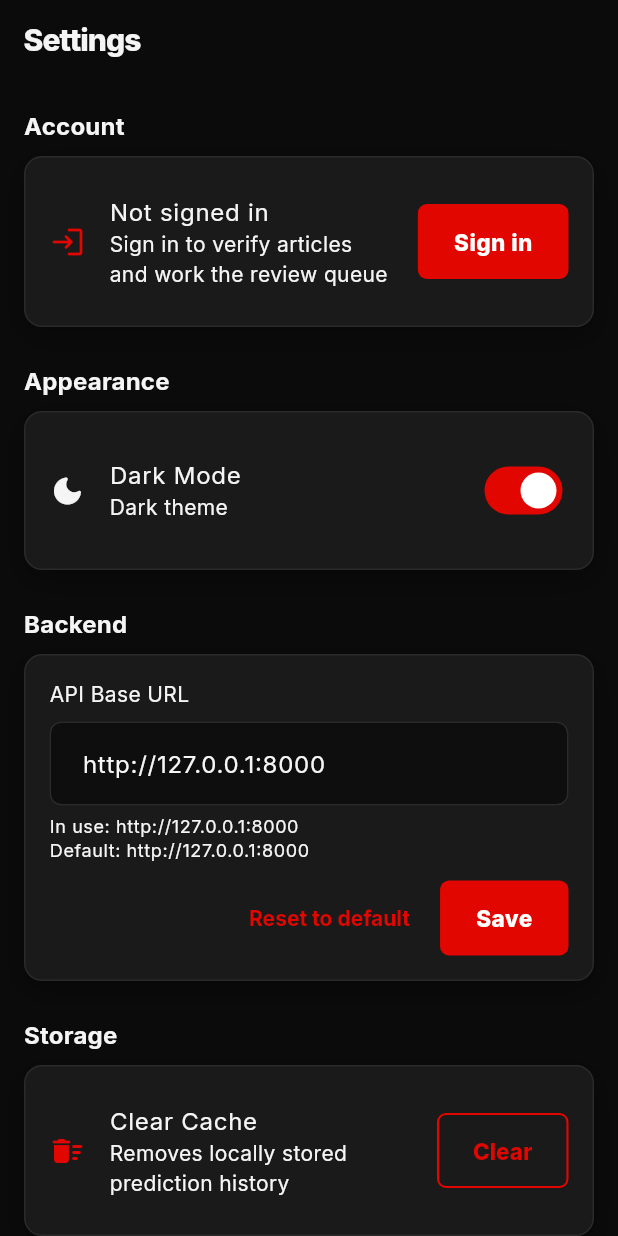
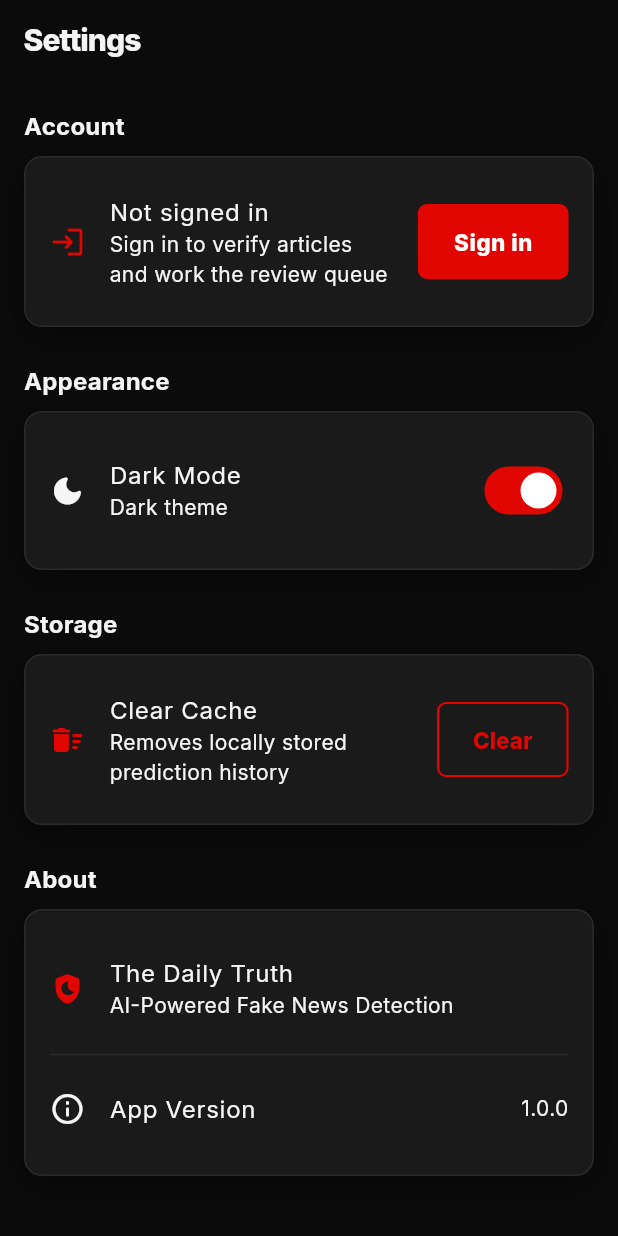
Before and after one commit to solasas/The-DailyTruth-App, a Flutter app: the SettingsScreen screen opened by its route, on a phone screen of 412 x 824 dp. Run offline on Flutter 3.47's test engine with Material 3 defaults, Android fonts, the phone set to English and light mode, and no system bars; our stand-ins replace connectivity_plus, dio, flutter_riverpod, freezed_annotation, go_router, hive and 8 more; accounts and stored records are empty; network calls fail.

Commit message:
Remove backend URL setting; default to hosted API
- Drop the Backend section from Settings
- Default API_BASE_URL to https://api-thedailytruth.nishik.live
- Ignore any base URL saved by older builds

Co-Authored-By: Claude Sonnet 5.5 <noreply@anthropic.com>

```diff
--- a/lib/core/config/env_config.dart
+++ b/lib/core/config/env_config.dart
@@ -1,8 +1,7 @@
 /// Compile-time defaults for the app's environment.
 ///
-/// The base URL here is only the *default* — users can override it at
-/// runtime from the Settings screen, persisted via
-/// `SettingsLocalDataSource` (see features/settings).
+/// The backend URL is fixed at build time; override it for local development
+/// with `--dart-define=API_BASE_URL=http://<lan-ip>:8000`.
 class EnvConfig {
   EnvConfig._();
 
@@ -10,7 +9,7 @@ class EnvConfig {
   /// `--dart-define=API_BASE_URL=https://your-host`.
   static const String defaultApiBaseUrl = String.fromEnvironment(
     'API_BASE_URL',
-    defaultValue: 'http://127.0.0.1:8000',
+    defaultValue: 'https://api-thedailytruth.nishik.live',
   );
 
   static const bool enableNetworkLogs = bool.fromEnvironment(
--- a/lib/features/settings/data/settings_local_datasource.dart
+++ b/lib/features/settings/data/settings_local_datasource.dart
@@ -37,7 +37,9 @@ class SettingsLocalDataSourceImpl implements SettingsLocalDataSource {
 
   @override
   String getApiBaseUrl() {
-    return _prefs.getString(_apiBaseUrlKey) ?? EnvConfig.defaultApiBaseUrl;
+    // The URL is no longer user-editable; ignore any value saved by older
+    // builds so a stale address can't override the configured backend.
+    return EnvConfig.defaultApiBaseUrl;
   }
 
   @override
--- a/lib/features/settings/presentation/screens/settings_screen.dart
+++ b/lib/features/settings/presentation/screens/settings_screen.dart
@@ -3,7 +3,6 @@ import 'package:flutter_riverpod/flutter_riverpod.dart';
 import 'package:go_router/go_router.dart';
 import 'package:package_info_plus/package_info_plus.dart';
 
-import '../../../../core/config/env_config.dart';
 import '../../../../core/constants/app_constants.dart';
 import '../../../../core/utils/snackbar_utils.dart';
 import '../../../../core/widgets/gradient_card.dart';
@@ -20,35 +19,6 @@ class SettingsScreen extends ConsumerStatefulWidget {
 }
 
 class _SettingsScreenState extends ConsumerState<SettingsScreen> {
-  late final TextEditingController _urlController;
-
-  @override
-  void initState() {
-    super.initState();
-    _urlController = TextEditingController(text: ref.read(apiBaseUrlProvider));
-  }
-
-  @override
-  void dispose() {
-    _urlController.dispose();
-    super.dispose();
-  }
-
-  Future<void> _saveBaseUrl() async {
-    final url = _urlController.text.trim();
-    if (url.isEmpty) return;
-    await ref.read(apiBaseUrlProvider.notifier).setApiBaseUrl(url);
-    if (mounted) SnackbarUtils.showSuccess(context, 'API base URL updated');
-  }
-
-  Future<void> _resetBaseUrl() async {
-    await ref
-        .read(apiBaseUrlProvider.notifier)
-        .setApiBaseUrl(EnvConfig.defaultApiBaseUrl);
-    _urlController.text = EnvConfig.defaultApiBaseUrl;
-    if (mounted) SnackbarUtils.showSuccess(context, 'Reset to default');
-  }
-
   Future<void> _clearCache() async {
     await ref.read(settingsRepositoryProvider).clearCache();
     if (mounted) SnackbarUtils.showSuccess(context, 'Local cache cleared');
@@ -154,47 +124,6 @@ class _SettingsScreenState extends ConsumerState<SettingsScreen> {
             ),
           ),
           const SizedBox(height: 24),
-          Text('Backend', style: theme.textTheme.titleMedium),
-          const SizedBox(height: 8),
-          SoftCard(
-            child: Column(
-              crossAxisAlignment: CrossAxisAlignment.start,
-              children: [
-                Text('API Base URL', style: theme.textTheme.bodyMedium),
-                const SizedBox(height: 8),
-                TextField(
-                  controller: _urlController,
-                  keyboardType: TextInputType.url,
-                  autocorrect: false,
-                  decoration: const InputDecoration(
-                    hintText: 'https://your-api-host',
-                  ),
-                ),
-                const SizedBox(height: 6),
-                Text(
-                  'In use: ${ref.watch(apiBaseUrlProvider)}\n'
-                  'Default: ${EnvConfig.defaultApiBaseUrl}',
-                  style: theme.textTheme.bodySmall,
-                ),
-                const SizedBox(height: 12),
-                Row(
-                  mainAxisAlignment: MainAxisAlignment.end,
-                  children: [
-                    TextButton(
-                      onPressed: _resetBaseUrl,
-                      child: const Text('Reset to default'),
-                    ),
-                    const SizedBox(width: 8),
-                    FilledButton(
-                      onPressed: _saveBaseUrl,
-                      child: const Text('Save'),
-                    ),
-                  ],
-                ),
-              ],
-            ),
-          ),
-          const SizedBox(height: 24),
           Text('Storage', style: theme.textTheme.titleMedium),
           const SizedBox(height: 8),
           SoftCard(
```
Also changed, not shown: 2 other files.
